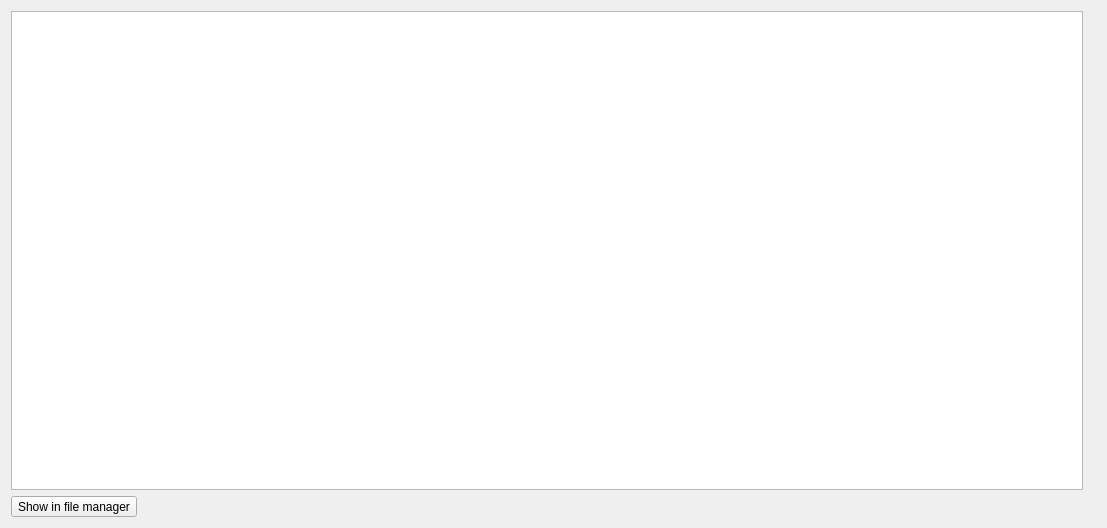
Before: the Qt Designer form app/playlist_ui/trackinfodialog.ui in olegantonyan/mpz, drawn with Qt 5.
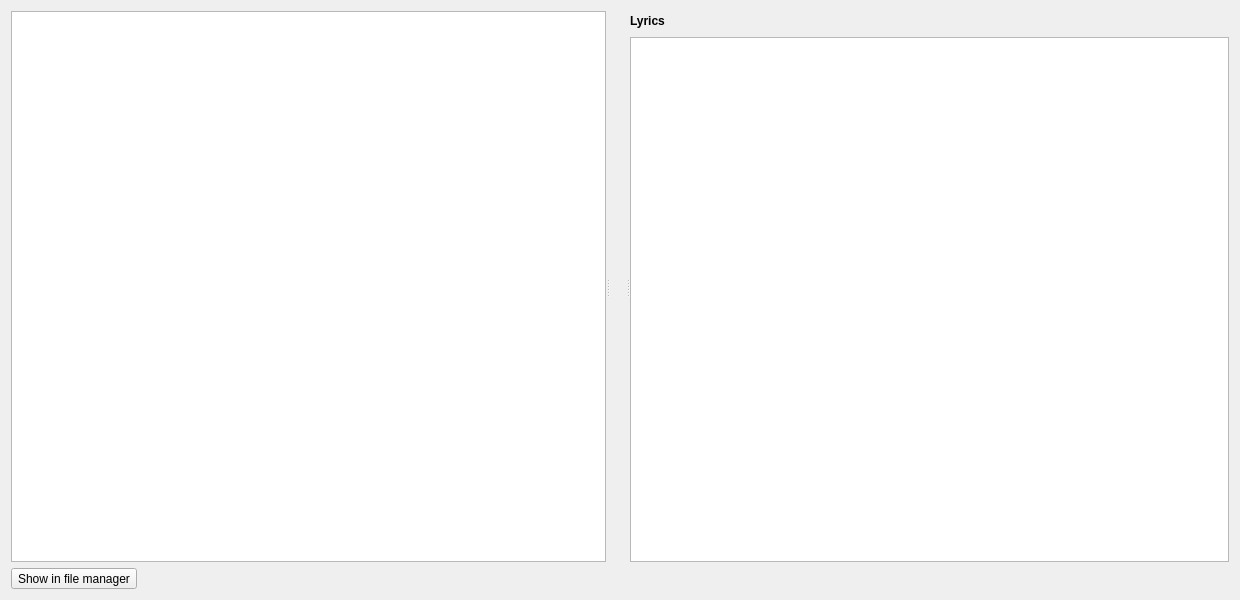
After: the same form once the commit is applied.

```diff
--- a/app/playlist_ui/trackinfodialog.ui
+++ b/app/playlist_ui/trackinfodialog.ui
@@ -6,8 +6,8 @@
    <rect>
     <x>0</x>
     <y>0</y>
-    <width>1107</width>
-    <height>528</height>
+    <width>1240</width>
+    <height>600</height>
    </rect>
   </property>
   <property name="windowTitle">
@@ -15,8 +15,20 @@
   </property>
   <layout class="QVBoxLayout" name="verticalLayout">
    <item>
-    <layout class="QHBoxLayout" name="horizontalLayout">
-     <item>
+    <widget class="QSplitter" name="splitter">
+     <property name="orientation">
+      <enum>Qt::Horizontal</enum>
+     </property>
+     <property name="childrenCollapsible">
+      <bool>false</bool>
+     </property>
+     <widget class="QSplitter" name="metadataSplitter">
+      <property name="orientation">
+       <enum>Qt::Horizontal</enum>
+      </property>
+      <property name="childrenCollapsible">
+       <bool>false</bool>
+      </property>
       <widget class="QTableView" name="tableView">
        <attribute name="horizontalHeaderVisible">
         <bool>false</bool>
@@ -25,15 +37,73 @@
         <bool>false</bool>
        </attribute>
       </widget>
-     </item>
-     <item>
       <widget class="QLabel" name="labelCoverArt">
        <property name="text">
         <string/>
        </property>
       </widget>
-     </item>
-    </layout>
+     </widget>
+     <widget class="QWidget" name="lyricsWidget" native="true">
+      <layout class="QVBoxLayout" name="lyricsLayout">
+       <property name="leftMargin">
+        <number>0</number>
+       </property>
+       <property name="topMargin">
+        <number>0</number>
+       </property>
+       <property name="rightMargin">
+        <number>0</number>
+       </property>
+       <property name="bottomMargin">
+        <number>0</number>
+       </property>
+       <item>
+        <layout class="QHBoxLayout" name="lyricsHeaderLayout">
+         <item>
+          <widget class="QLabel" name="labelLyricsTitle">
+           <property name="text">
+            <string>Lyrics</string>
+           </property>
+           <property name="styleSheet">
+            <string notr="true">font-weight: bold;</string>
+           </property>
+          </widget>
+         </item>
+         <item>
+          <widget class="QLabel" name="labelLyricsSource">
+           <property name="text">
+            <string/>
+           </property>
+           <property name="styleSheet">
+            <string notr="true">color: gray;</string>
+           </property>
+          </widget>
+         </item>
+         <item>
+          <spacer name="lyricsHeaderSpacer">
+           <property name="orientation">
+            <enum>Qt::Horizontal</enum>
+           </property>
+           <property name="sizeHint" stdset="0">
+            <size>
+             <width>40</width>
+             <height>20</height>
+            </size>
+           </property>
+          </spacer>
+         </item>
+        </layout>
+       </item>
+       <item>
+        <widget class="QPlainTextEdit" name="plainTextLyrics">
+         <property name="readOnly">
+          <bool>true</bool>
+         </property>
+        </widget>
+       </item>
+      </layout>
+     </widget>
+    </widget>
    </item>
    <item>
     <widget class="QToolButton" name="toolButtonOpenFileManager">
```
